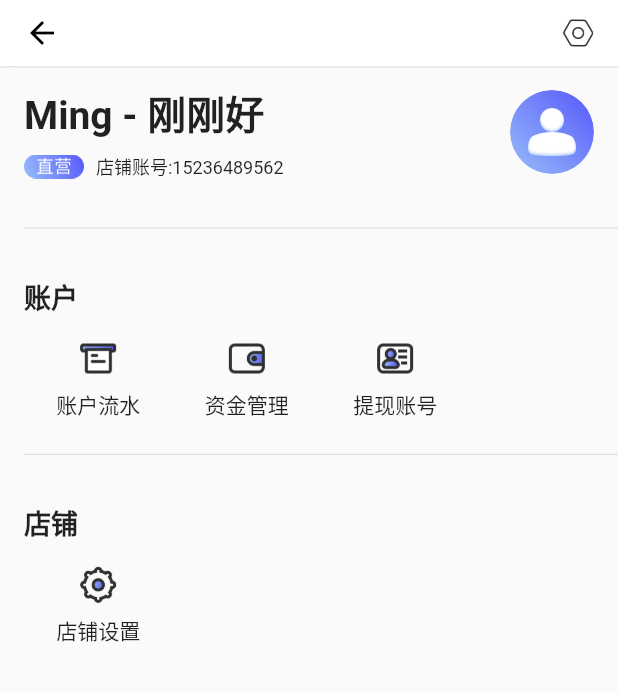
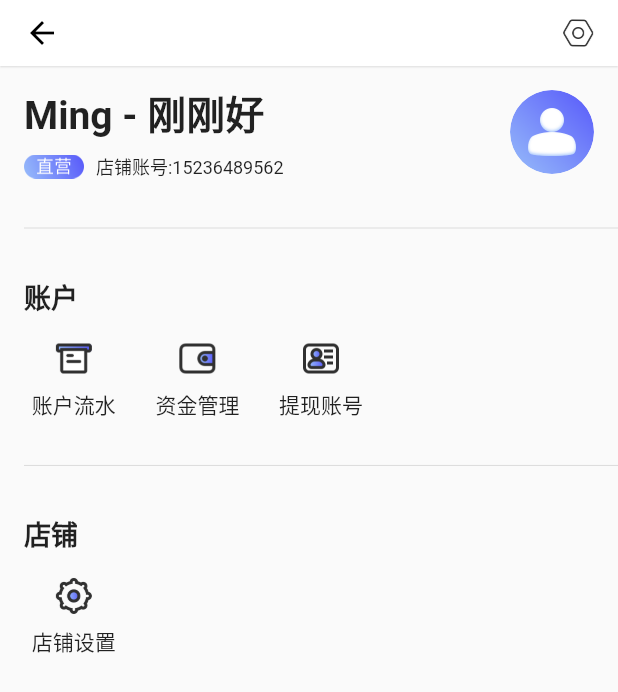
Before and after one commit to MengLiMing/flutter_ui_challenge, a Flutter app: the ShopPage screen opened directly, after a tap on "账户流水", on a phone screen of 412 x 824 dp. Shown: the top 692 px of the screen. Run offline on Flutter 3.47's test engine with Material 2 defaults, Android fonts, the light colour scheme and no system bars; drawn by our look-alikes of cached_network_image; our stand-ins replace equatable, fluro, flutter_riverpod, freezed_annotation, image_picker, oktoast and 2 more; accounts and stored records are empty; network calls fail.

Commit message:
封装输入弹窗

```diff
--- a/lib/examples/flutter_deer/modules/shop/page/shop_page.dart
+++ b/lib/examples/flutter_deer/modules/shop/page/shop_page.dart
@@ -1,5 +1,6 @@
 import 'package:flutter/material.dart';
 import 'package:flutter_ui_challenge/examples/flutter_deer/modules/settings/setting_router.dart';
+import 'package:flutter_ui_challenge/examples/flutter_deer/modules/shop/shop_router.dart';
 import 'package:flutter_ui_challenge/examples/flutter_deer/modules/shop/widgets/shop_actions.dart';
 import 'package:flutter_ui_challenge/examples/flutter_deer/modules/shop/widgets/shop_header.dart';
 import 'package:flutter_ui_challenge/examples/flutter_deer/routers/navigator_utils.dart';
@@ -41,7 +42,12 @@ class ShopPage extends StatelessWidget {
             const SliverToBoxAdapter(child: Divider()),
             SliverToBoxAdapter(child: sectionTitle('账户', top: 24)),
             ShopActions(actions: [
-              ShopAction(title: '账户流水', image: 'shop/zhls', onTap: () {}),
+              ShopAction(
+                  title: '账户流水',
+                  image: 'shop/zhls',
+                  onTap: () {
+                    NavigatorUtils.push(context, ShopRouter.record);
+                  }),
               ShopAction(title: '资金管理', image: 'shop/zjgl', onTap: () {}),
               ShopAction(title: '提现账号', image: 'shop/txzh', onTap: () {})
             ]),
--- a/lib/examples/flutter_deer/modules/shop/shop_router.dart
+++ b/lib/examples/flutter_deer/modules/shop/shop_router.dart
@@ -1,14 +1,22 @@
 import 'package:fluro/fluro.dart';
 import 'package:flutter_ui_challenge/examples/flutter_deer/modules/shop/page/shop_page.dart';
+import 'package:flutter_ui_challenge/examples/flutter_deer/modules/shop/page/shop_record_page.dart';
 import 'package:flutter_ui_challenge/examples/flutter_deer/routers/deer_routers.dart';
 
 class ShopRouter extends ModularRouterProvider {
   static const shop = '/shop';
+
+  /// 账户流水
+  static const record = '/shop/record';
 
   @override
   void initRouter(FluroRouter router) {
     router.define(shop, handler: Handler(handlerFunc: (context, _) {
       return const ShopPage();
     }));
+
+    router.define(record, handler: Handler(handlerFunc: (context, _) {
+      return const ShopRecordPage();
+    }));
   }
 }
--- a/lib/examples/flutter_deer/modules/shop/widgets/shop_actions.dart
+++ b/lib/examples/flutter_deer/modules/shop/widgets/shop_actions.dart
@@ -27,9 +27,10 @@ class ShopActions extends StatelessWidget {
       delegate: SliverChildBuilderDelegate((context, index) {
         return ShopActionItem(itemData: actions[index]);
       }, childCount: actions.length),
-      gridDelegate: SliverGridDelegateWithFixedCrossAxisCount(
-        crossAxisCount: 4,
-        childAspectRatio: 1.18,
+      gridDelegate: const SliverGridDelegateWithMaxCrossAxisExtent(
+        crossAxisSpacing: 16,
+        maxCrossAxisExtent: 64,
+        childAspectRatio: 64 / 88,
       ),
     );
   }
@@ -49,13 +50,13 @@ class ShopActionItem extends StatelessWidget {
       onTap: itemData.onTap,
       child: Column(
         children: [
-          SizedBox(height: 12),
+          const SizedBox(height: 12),
           LoadAssetImage(
             itemData.image,
             width: 32,
             height: 32,
           ),
-          SizedBox(height: 4),
+          const SizedBox(height: 4),
           Text(itemData.title),
         ],
       ),
```
Also changed, not shown: lib/examples/flutter_deer/modules/goods/widgets/goods_spec_edit.dart (+15 -51 lines), lib/examples/flutter_deer/modules/shop/page/shop_record_page.dart (added, +21 -0 lines), lib/examples/flutter_deer/widgets/dialog_input.dart (added, +103 -0 lines), pubspec.yaml (+0 -14 lines), pubspec.lock, 6 other files.
